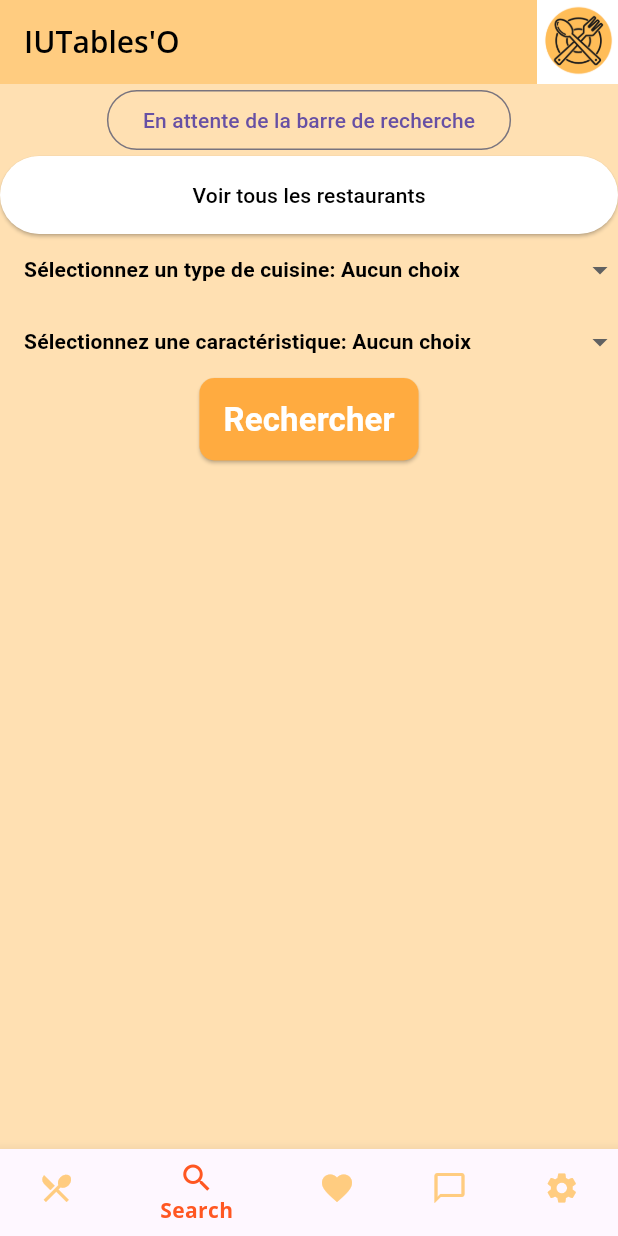
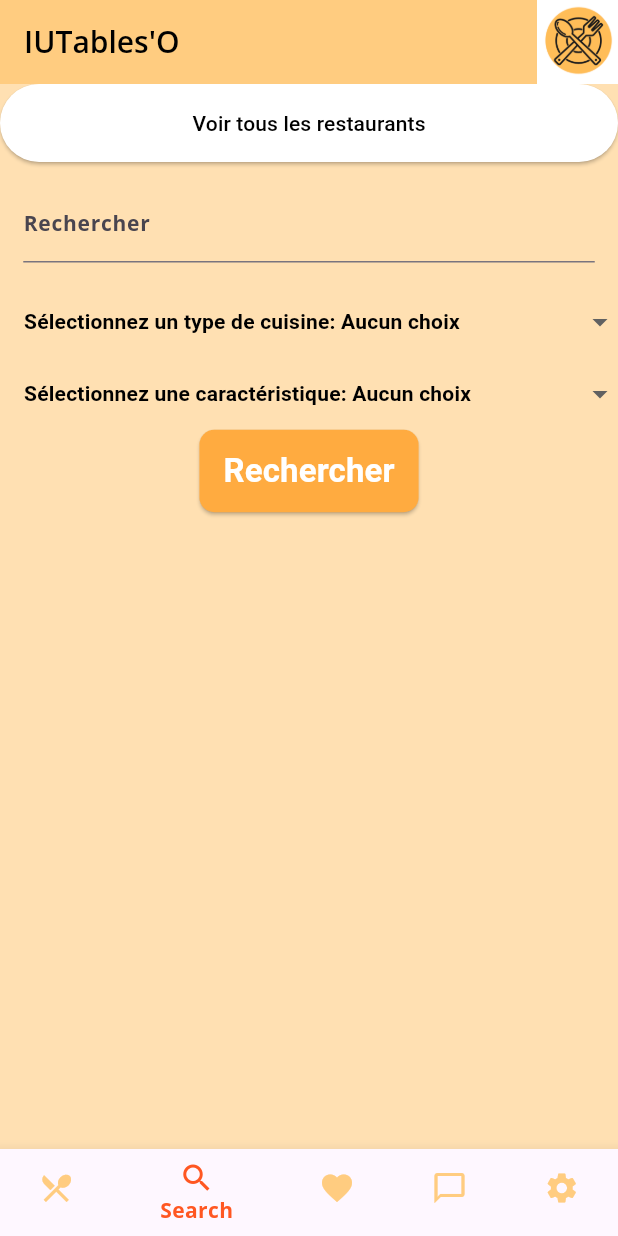
Before and after one commit to Kyxtaka/SAEmobile, a Flutter app: the SearchScreen screen opened by its route, on a phone screen of 412 x 824 dp. Run offline on Flutter 3.47's test engine with Material 3 defaults, Android fonts, the phone set to English and light mode, and no system bars; drawn by our look-alikes of dropdown_button2, flutter_form_builder; our stand-ins replace flutter_dotenv, flutter_rating_bar, flutter_secure_storage, form_builder_validators, go_router, google_fonts and 6 more; accounts and stored records are empty.

Commit message:
ajout d'une barre de recherche dans research

```diff
--- a/lib/UI/research/saerchpage.dart
+++ b/lib/UI/research/saerchpage.dart
@@ -1,4 +1,5 @@
 import 'package:flutter/material.dart';
+import 'package:flutter_form_builder/flutter_form_builder.dart';
 import 'package:go_router/go_router.dart';
 import 'package:saemobile/UI/global/footer.dart';
 import 'package:saemobile/UI/global/header.dart';
@@ -19,6 +20,7 @@ class _SearchScreenState extends State<SearchScreen> {
   final CaracteristiqueAndCuisineAPI caracAndCuisineAPI = CaracteristiqueAndCuisineAPI();
 
   late Future<void> _loadDataFuture;
+  final _formKey = GlobalKey<FormBuilderState>();
 
   List<TypeCuisine> typeCuisines = [];
   List<Caracteristique> caracteristiques = [];
@@ -63,10 +65,10 @@ class _SearchScreenState extends State<SearchScreen> {
           return Center(
             child: Column(
               children: [
-                OutlinedButton(
-                  onPressed: () => {},
-                  child: const Text("En attente de la barre de recherche"),
-                ),
+                // OutlinedButton(
+                //   onPressed: () => {},
+                //   child: const Text("En attente de la barre de recherche"),
+                // ),
 
                 SizedBox(
                   width: double.infinity,
@@ -81,6 +83,21 @@ class _SearchScreenState extends State<SearchScreen> {
                     ),
                     child: const Text("Voir tous les restaurants"),
                   ),
+                ),
+
+                FormBuilder(
+                  key: _formKey,
+                  child: Padding(
+                    padding: EdgeInsets.all(15.5),
+                    child: Column(
+                      children: [
+                        FormBuilderTextField(
+                          name: 'search',
+                          decoration: const InputDecoration(labelText: 'Rechercher'),
+                        )
+                      ],
+                    ),
+                  )
                 ),
 
                 // TypeCuisine Dropdown
@@ -115,12 +132,15 @@ class _SearchScreenState extends State<SearchScreen> {
                     debugPrint("slected type id string ${selectedType?.id.toString()}");
                     debugPrint("slected  carac id string ${selectedCarac?.id.toString()}");
 
-                    print(selectedCarac);
+                    final searchValue = _formKey.currentState?.fields['search']?.value;
+
                     context.goNamed(
                       'searchResult',
                       queryParameters: {
                         if (selectedType != null) 'cuisine': selectedType?.id.toString(),
                         if (selectedCarac != null) 'carac': selectedCarac?.id.toString(),
+                        if (searchValue != null && searchValue.toString().trim().isNotEmpty)
+                          'search': searchValue.toString(),
                       },
                     );
                   },
--- a/lib/main.dart
+++ b/lib/main.dart
@@ -129,7 +129,8 @@ GoRouter _router(UserViewModel userViewModel) {
             name: 'searchResult',
             builder: (context, state) => SearchResult(
                 cuisine:int.parse(state.uri.queryParameters['cuisine'].toString()),
-                carac:int.parse(state.uri.queryParameters['carac'].toString())
+                carac:int.parse(state.uri.queryParameters['carac'].toString()),
+                search: state.uri.queryParameters['search'].toString()
             ),
             redirect: (BuildContext context, GoRouterState state) {
               if (!userViewModel.isConnected()) {
```
Also changed, not shown: lib/UI/research/searchresult.dart (+22 -17 lines).
